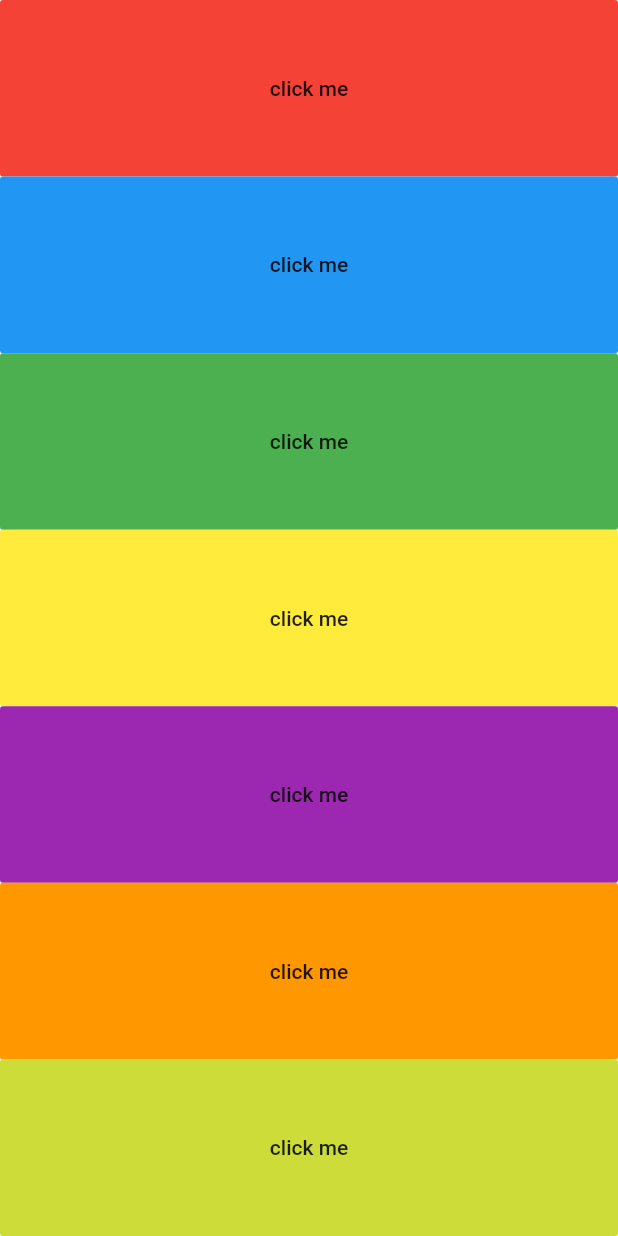
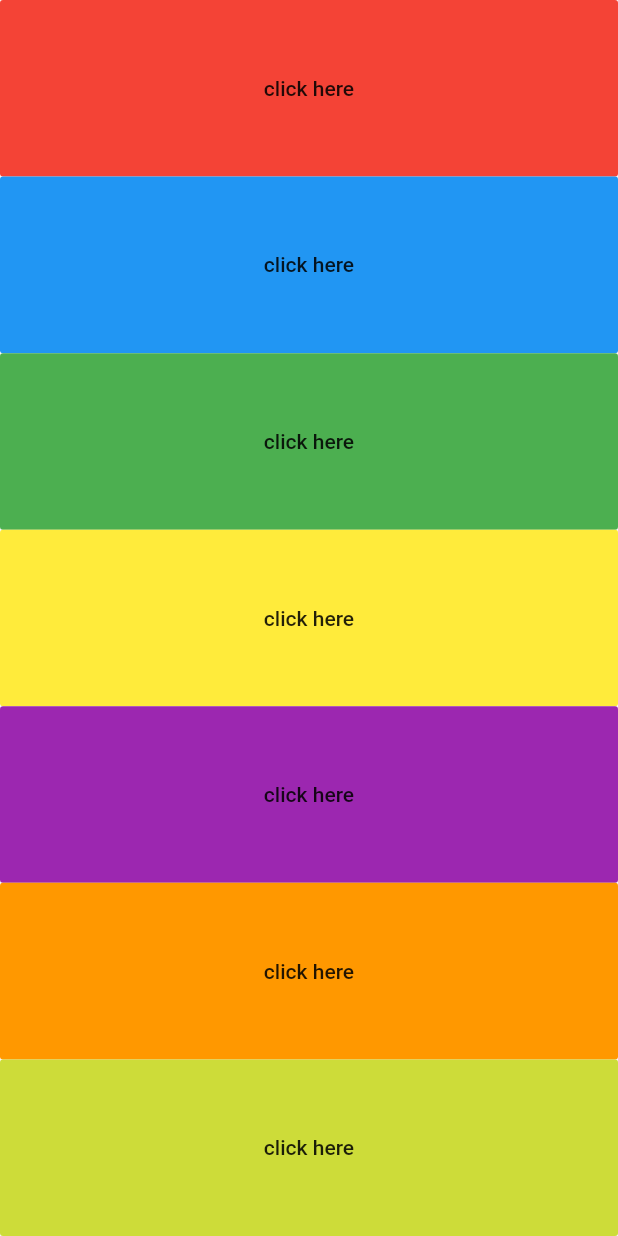
Before and after one commit to farzadseyyedzadeh/xylophone, a Flutter app: the screen it shows after launch, on a phone screen of 412 x 824 dp. Run offline on Flutter 3.47's test engine with Material 2 defaults, Android fonts, the phone set to English and light mode, and no system bars.

Commit message:
Update main.dart
some few changes

```diff
--- a/lib/main.dart
+++ b/lib/main.dart
@@ -8,7 +8,7 @@ class XylophoneApp extends StatelessWidget {
       child: FlatButton(
         color: color,
         onPressed: () {},
-        child: Text('click me'),
+        child: Text('click here'),
       ),
     );
   }
```
